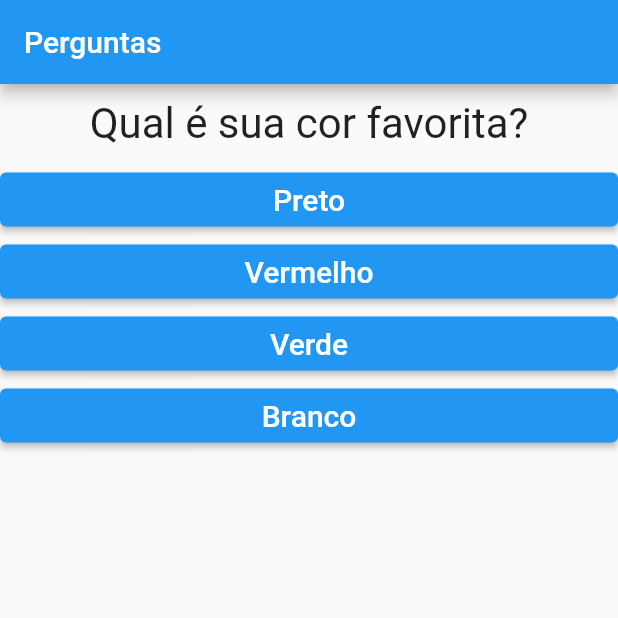
After one commit to KaioMartins/projeto_perguntas, a Flutter app: the screen it shows after launch, on a phone screen of 412 x 824 dp, the top half of it. The commit adds this screen. Run offline on Flutter 3.47's test engine with Material 2 defaults, Android fonts, the phone set to English and light mode, and no system bars.

Commit message:
New class 'questionario'

```diff
--- a/lib/main.dart
+++ b/lib/main.dart
@@ -1,7 +1,6 @@
 import 'package:flutter/foundation.dart';
 import 'package:flutter/material.dart';
-import './questao.dart';
-import './resposta.dart';
+import 'questionario.dart';
 import './resultado.dart';
 
 main() => runApp(PerguntaApp());
@@ -38,9 +37,6 @@ class _PerguntaAppState extends State<PerguntaApp> {
   @override
   Widget build(BuildContext context) {
     //codigo declarativo
-    List<String> respostas = temPerguntaSelecionada
-        ? _perguntas[_perguntaSelecionada].cast()['respostas']
-        : [];
 
     //código imperativo
     //for (var textoResp in respostas) {
@@ -53,13 +49,10 @@ class _PerguntaAppState extends State<PerguntaApp> {
           title: Text('Perguntas'),
         ),
         body: temPerguntaSelecionada
-            ? Column(
-                children: <Widget>[
-                  Questao(_perguntas[_perguntaSelecionada]['texto'] as String),
-                  //fazendo a listagem dos itens na tela,
-                  ...respostas.map((t) => Resposta(t, _responder)).toList(),
-                ],
-              )
+            ? Questionario(
+                perguntas: _perguntas,
+                perguntaSelecionada: _perguntaSelecionada,
+                responder: _responder)
             : Resultado(),
       ),
     );
--- /dev/null
+++ b/lib/questionario.dart
@@ -0,0 +1,34 @@
+import 'package:flutter/cupertino.dart';
+import 'package:flutter/material.dart';
+import 'questao.dart';
+import 'resposta.dart';
+
+class Questionario extends StatelessWidget {
+  final List<Map<String, Object>> perguntas;
+  final int perguntaSelecionada;
+  final void Function() responder;
+
+  Questionario({
+    required this.perguntas,
+    required this.perguntaSelecionada,
+    required this.responder,
+  });
+
+  bool get temPerguntaSelecionada {
+    return perguntaSelecionada < perguntas.length;
+  }
+
+  @override
+  Widget build(BuildContext context) {
+    List<String> respostas = temPerguntaSelecionada
+        ? perguntas[perguntaSelecionada].cast()['respostas']
+        : [];
+    return Column(
+      children: <Widget>[
+        Questao(perguntas[perguntaSelecionada]['texto'] as String),
+        //fazendo a listagem dos itens na tela,
+        ...respostas.map((t) => Resposta(t, responder)).toList(),
+      ],
+    );
+  }
+}
--- a/lib/resultado.dart
+++ b/lib/resultado.dart
@@ -1,4 +1,5 @@
 import 'package:flutter/cupertino.dart';
+import 'package:flutter/material.dart';
 
 class Resultado extends StatelessWidget {
   @override
```
